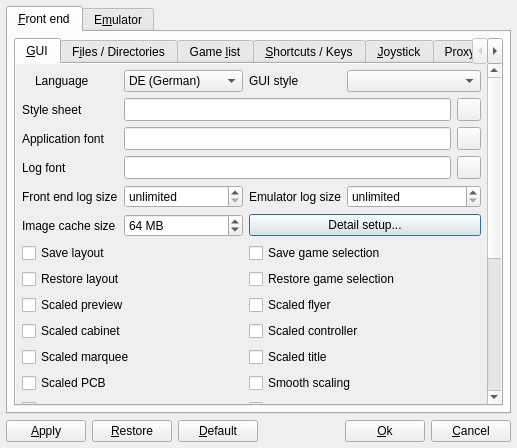
The window that options.ui (qmc2/qmc2-mame-fe) describes before a commit, drawn with Qt 5.
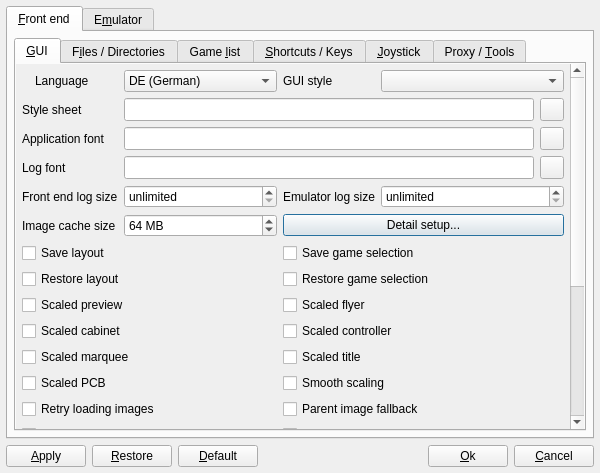
The same window after the commit. The open tabs and pages were chosen to show the change. Icons and pictures are not drawn.

Commit message: new: added an option to suppress all messages sent through QDebug and related convenience functions

What changed in the file:
```diff
--- a/options.ui
+++ b/options.ui
@@ -7,8 +7,8 @@
    <rect>
     <x>0</x>
     <y>0</y>
-    <width>517</width>
-    <height>447</height>
+    <width>600</width>
+    <height>473</height>
    </rect>
   </property>
   <property name="windowTitle">
@@ -56,9 +56,9 @@
               <property name="geometry">
                <rect>
                 <x>0</x>
-                <y>0</y>
-                <width>468</width>
-                <height>576</height>
+                <y>-213</y>
+                <width>551</width>
+                <height>579</height>
                </rect>
               </property>
               <layout class="QGridLayout" name="gridLayout_21">
```
Left out of the diff: 55 changed lines with no effect on the pictures. The commit also changes 8 other files.
